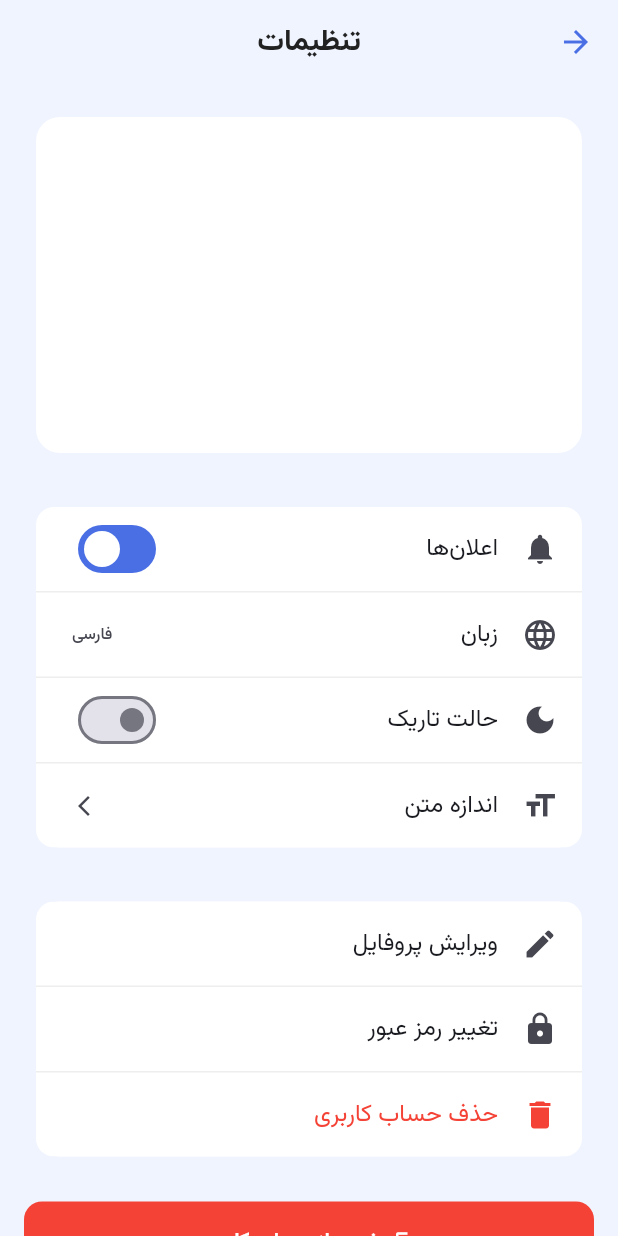
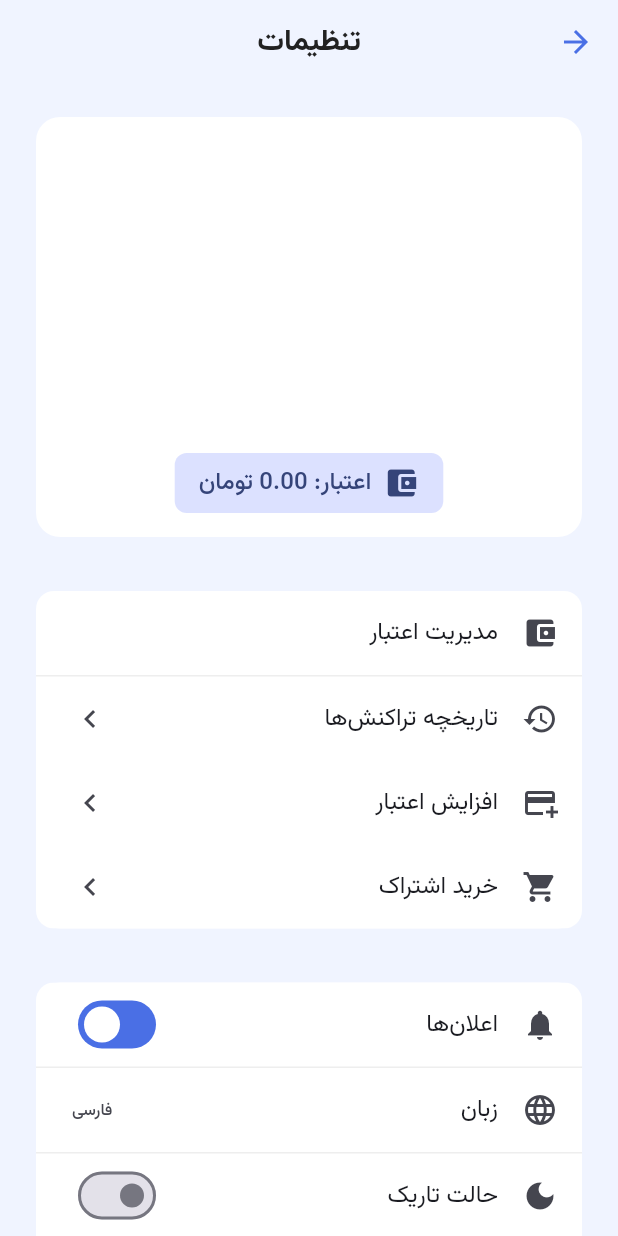
Before and after one commit to behzadayubifar/darooyar, a Flutter app: the SettingsScreen screen opened directly with empty values, on a phone screen of 412 x 824 dp. Run offline on Flutter 3.47's test engine with Material 3 defaults, Android fonts, the phone set to English and light mode, and no system bars; our stand-ins replace dio, flutter_hooks, flutter_riverpod, flutter_staggered_animations, hooks_riverpod, image_picker and 6 more; accounts and stored records are empty; generated files the repository leaves out were written again.

Commit message:
add plans page

```diff
--- a/flutter/lib/features/auth/models/user.dart
+++ b/flutter/lib/features/auth/models/user.dart
@@ -4,6 +4,7 @@ class User {
   final String email;
   final String firstName;
   final String lastName;
+  final double credit;
   final DateTime createdAt;
 
   User({
@@ -12,6 +13,7 @@ class User {
     required this.email,
     required this.firstName,
     required this.lastName,
+    required this.credit,
     required this.createdAt,
   });
 
@@ -34,6 +36,9 @@ class User {
       email: decodeString(json['email']),
       firstName: decodeString(json['first_name']),
       lastName: decodeString(json['last_name']),
+      credit: json['credit'] != null
+          ? double.parse(json['credit'].toString())
+          : 0.0,
       createdAt: DateTime.parse(json['created_at']),
     );
   }
@@ -45,6 +50,7 @@ class User {
       'email': email,
       'first_name': firstName,
       'last_name': lastName,
+      'credit': credit,
       'created_at': createdAt.toIso8601String(),
     };
   }
--- a/flutter/lib/features/settings/screens/settings_screen.dart
+++ b/flutter/lib/features/settings/screens/settings_screen.dart
@@ -485,8 +485,90 @@ class SettingsScreen extends ConsumerWidget {
                     style: Theme.of(context).textTheme.bodyMedium,
                     textAlign: TextAlign.center,
                   ),
+                  const SizedBox(height: 16),
+                  // Credit display
+                  Container(
+                    padding:
+                        const EdgeInsets.symmetric(vertical: 8, horizontal: 16),
+                    decoration: BoxDecoration(
+                      color: Theme.of(context).colorScheme.primaryContainer,
+                      borderRadius: BorderRadius.circular(8),
+                    ),
+                    child: Row(
+                      mainAxisSize: MainAxisSize.min,
+                      children: [
+                        Icon(
+                          Icons.account_balance_wallet,
+                          color:
+                              Theme.of(context).colorScheme.onPrimaryContainer,
+                        ),
+                        const SizedBox(width: 8),
+                        Directionality(
+                          textDirection: TextDirection.rtl,
+                          child: Text(
+                            'اعتبار: ${user.credit.toStringAsFixed(2)} تومان',
+                            style: Theme.of(context)
+                                .textTheme
+                                .titleMedium
+                                ?.copyWith(
+                                  fontFamily: 'Vazirmatn',
+                                  color: Theme.of(context)
+                                      .colorScheme
+                                      .onPrimaryContainer,
+                                ),
+                          ),
+                        ),
+                      ],
+                    ),
+                  ),
                 ],
               ),
+            ),
+          ),
+          const SizedBox(height: 24),
+
+          // Credit Management Section (if needed)
+          Card(
+            child: Column(
+              children: [
+                const ListTile(
+                  leading: Icon(Icons.account_balance_wallet),
+                  title: Text('مدیریت اعتبار'),
+                ),
+                const Divider(),
+                ListTile(
+                  leading: const Icon(Icons.history),
+                  title: const Text('تاریخچه تراکنش‌ها'),
+                  trailing: const Icon(Icons.chevron_right),
+                  onTap: () {
+                    // TODO: Navigate to transaction history screen
+                    ScaffoldMessenger.of(context).showSnackBar(
+                      const SnackBar(
+                          content: Text('این قابلیت به زودی اضافه خواهد شد')),
+                    );
+                  },
+                ),
+                ListTile(
+                  leading: const Icon(Icons.add_card),
+                  title: const Text('افزایش اعتبار'),
+                  trailing: const Icon(Icons.chevron_right),
+                  onTap: () {
+                    // TODO: Navigate to add credit screen
+                    ScaffoldMessenger.of(context).showSnackBar(
+                      const SnackBar(
+                          content: Text('این قابلیت به زودی اضافه خواهد شد')),
+                    );
+                  },
+                ),
+                ListTile(
+                  leading: const Icon(Icons.shopping_cart),
+                  title: const Text('خرید اشتراک'),
+                  trailing: const Icon(Icons.chevron_right),
+                  onTap: () {
+                    Navigator.pushNamed(context, '/subscription');
+                  },
+                ),
+              ],
             ),
           ),
           const SizedBox(height: 24),
--- a/flutter/lib/main.dart
+++ b/flutter/lib/main.dart
@@ -15,6 +15,7 @@ import 'features/auth/screens/register_screen.dart';
 import 'features/chat/screens/chat_list_screen.dart';
 import 'features/settings/screens/settings_screen.dart';
 import 'features/chat/services/chat_service.dart';
+import 'features/subscription/screens/subscription_screen.dart';
 
 // Flag to track if API endpoint discovery has been run
 bool _apiEndpointDiscoveryRun = false;
@@ -148,6 +149,8 @@ class MyApp extends ConsumerWidget {
               return const ChatListScreen();
             case '/settings':
               return SettingsScreen(user: authState.value!);
+            case '/subscription':
+              return const SubscriptionScreen();
             default:
               return const ChatListScreen();
           }
```
Also changed, not shown: flutter/pubspec.yaml (+7 -2 lines), flutter/pubspec.lock, 4 other files.
